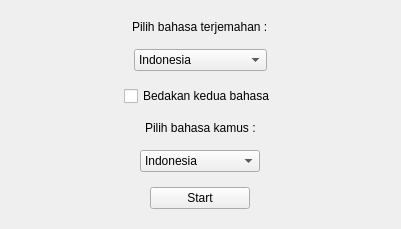
First picture: the form in src/gui/mainuiWidget/TranslateWidget.ui, repository VxyX/OcrJpKanjiLearning, before the edit.
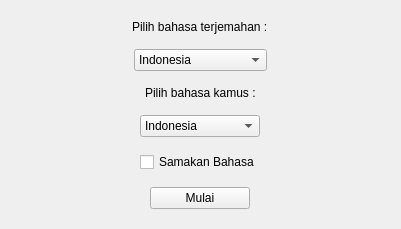
Second picture: the form after the edit.

```diff
--- a/src/gui/mainuiWidget/TranslateWidget.ui
+++ b/src/gui/mainuiWidget/TranslateWidget.ui
@@ -64,13 +64,6 @@
         </item>
        </widget>
       </item>
-      <item alignment="Qt::AlignHCenter">
-       <widget class="QCheckBox" name="checkDiffLang">
-        <property name="text">
-         <string>Bedakan kedua bahasa</string>
-        </property>
-       </widget>
-      </item>
       <item alignment="Qt::AlignHCenter">
        <widget class="QLabel" name="label">
         <property name="text">
@@ -98,6 +91,13 @@
         </item>
        </widget>
       </item>
+      <item alignment="Qt::AlignHCenter">
+       <widget class="QCheckBox" name="checkDiffLang">
+        <property name="text">
+         <string>Samakan Bahasa</string>
+        </property>
+       </widget>
+      </item>
       <item alignment="Qt::AlignHCenter">
        <widget class="QPushButton" name="startBtn">
         <property name="sizePolicy">
@@ -113,7 +113,7 @@
          </size>
         </property>
         <property name="text">
-         <string>Start</string>
+         <string>Mulai</string>
         </property>
        </widget>
       </item>
```
